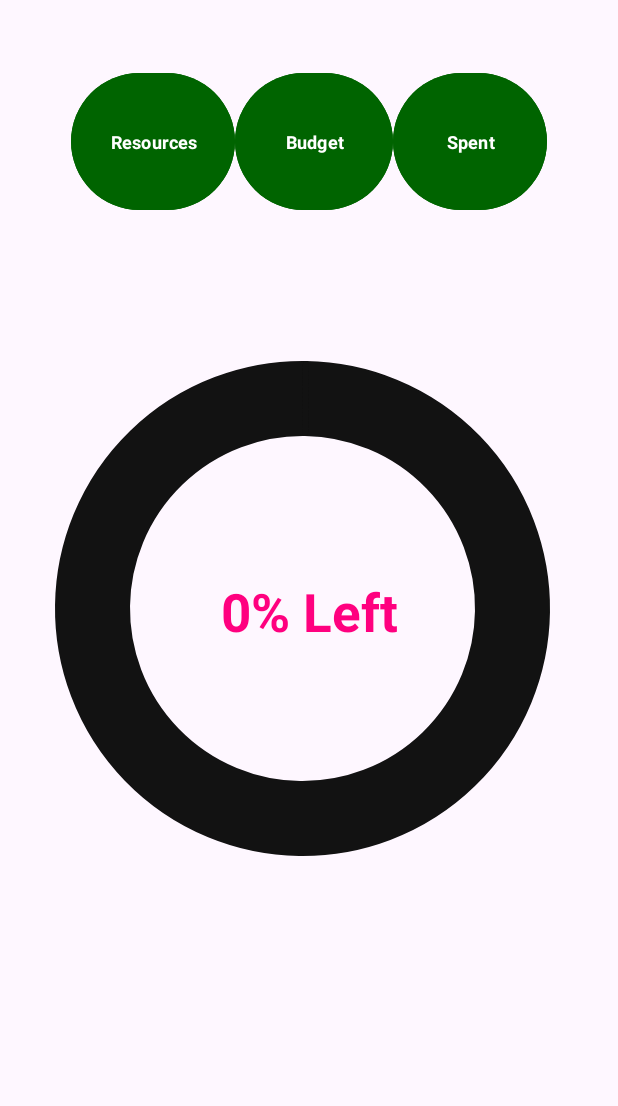
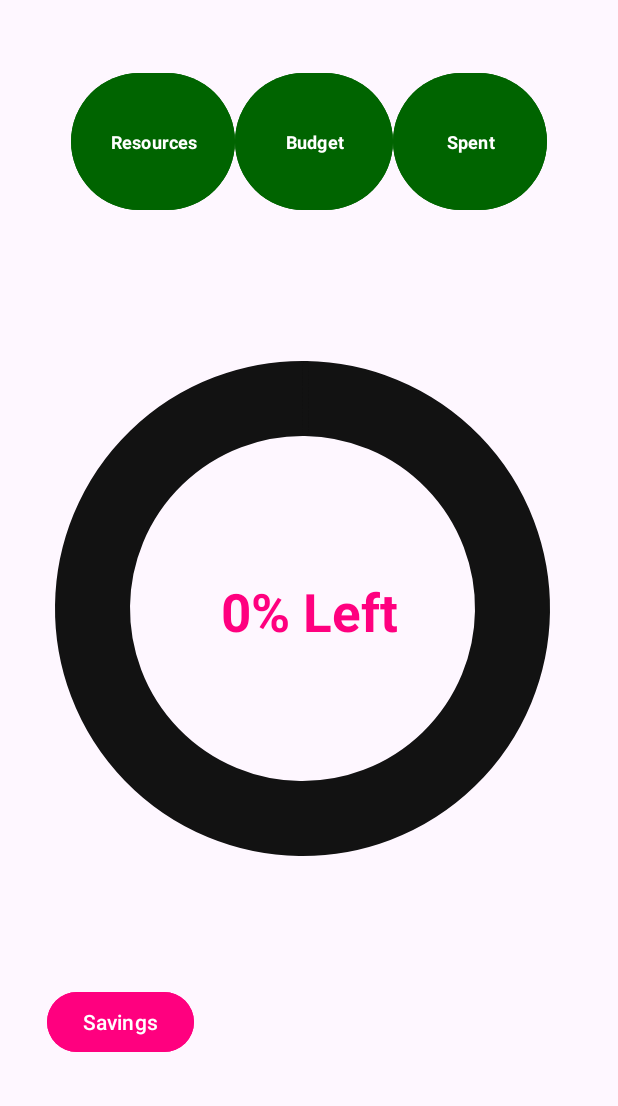
Before and after one commit to alauth22/Budget_Mobile_App, an Android app: the HomeBase screen opened directly, with no data from a screen before it, on a phone screen of 412 x 824 dp, the part 130-1236 px from its top. Run offline under Robolectric (Android 15) with nearby library versions, the phone set to English and light mode, and no system bars.

Commit message:
further changes

```diff
--- a/app/src/main/java/com/example/finalproject/HomeBase.java
+++ b/app/src/main/java/com/example/finalproject/Activity/HomeBase.java
@@ -1,4 +1,4 @@
-package com.example.finalproject;
+package com.example.finalproject.Activity;
 
 import android.annotation.SuppressLint;
 import android.content.Intent;
@@ -17,11 +17,9 @@
 import androidx.core.view.ViewCompat;
 import androidx.core.view.WindowInsetsCompat;
 
-import com.example.finalproject.Activity.BudgetShow;
-import com.example.finalproject.Activity.MainActivity;
-import com.example.finalproject.Activity.Spent;
 import com.example.finalproject.Database.DBAssist;
 import com.example.finalproject.Database.DBHelper;
+import com.example.finalproject.R;
 import com.google.android.material.progressindicator.CircularProgressIndicator;
 
 public class HomeBase extends AppCompatActivity {
--- a/app/src/main/java/com/example/finalproject/Activity/Spent.java
+++ b/app/src/main/java/com/example/finalproject/Activity/Spent.java
@@ -1,7 +1,6 @@
 package com.example.finalproject.Activity;
 
 import android.annotation.SuppressLint;
-import android.content.Context;
 import android.content.Intent;
 import android.database.Cursor;
 import android.media.MediaPlayer;
@@ -21,10 +20,8 @@
 import androidx.core.view.WindowInsetsCompat;
 import com.example.finalproject.Database.DBAssist;
 import com.example.finalproject.Database.DBHelper;
-import com.example.finalproject.HomeBase;
 import com.example.finalproject.R;
 import com.google.android.material.textfield.TextInputLayout;
-import android.content.SharedPreferences;
 
 public class Spent extends AppCompatActivity {
 
--- a/app/src/main/res/layout/activity_home_base.xml
+++ b/app/src/main/res/layout/activity_home_base.xml
@@ -5,7 +5,7 @@
     android:id="@+id/main"
     android:layout_width="match_parent"
     android:layout_height="match_parent"
-    tools:context=".HomeBase">
+    tools:context=".Activity.HomeBase">
 
 
     <TextView
@@ -115,5 +115,18 @@
         app:layout_constraintVertical_bias="0.023"
         app:srcCompat="@drawable/baseline_logout_24" />
 
+    <Button
+        android:id="@+id/SavingsMonitor"
+        android:layout_width="wrap_content"
+        android:layout_height="wrap_content"
+        android:text="@string/savings2"
+        android:backgroundTint="#FF007F"
+        app:layout_constraintBottom_toBottomOf="parent"
+        app:layout_constraintEnd_toEndOf="parent"
+        app:layout_constraintHorizontal_bias="0.1"
+        app:layout_constraintStart_toStartOf="parent"
+        app:layout_constraintTop_toTopOf="parent"
+        app:layout_constraintVertical_bias="0.959" />
+
 
 </androidx.constraintlayout.widget.ConstraintLayout>
--- a/app/src/main/res/values/strings.xml
+++ b/app/src/main/res/values/strings.xml
@@ -50,4 +50,5 @@
     <string name="password">Password</string>
     <string name="email">Email</string>
     <string name="register_an_account">Register An Account</string>
+    <string name="savings2">Savings</string>
 </resources>
```
Also changed, not shown: app/src/main/AndroidManifest.xml (+7 -4 lines), app/src/main/java/com/example/finalproject/Activity/MainActivity.java (+1 -9 lines), app/src/main/java/com/example/finalproject/SavingsMonitor.java (added, +24 -0 lines), app/src/main/res/layout/activity_savings_monitor.xml (added, +29 -0 lines).
